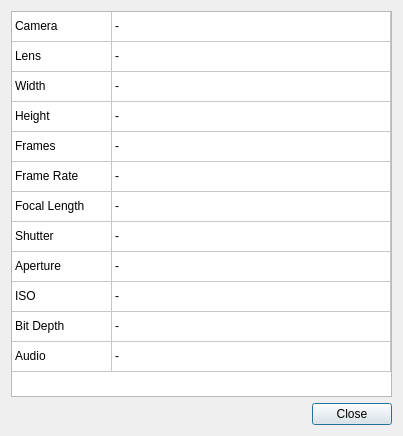
Above: platform/qt/InfoDialog.ui from ilia3101/MLV-App before the change. Below: the same form after it.
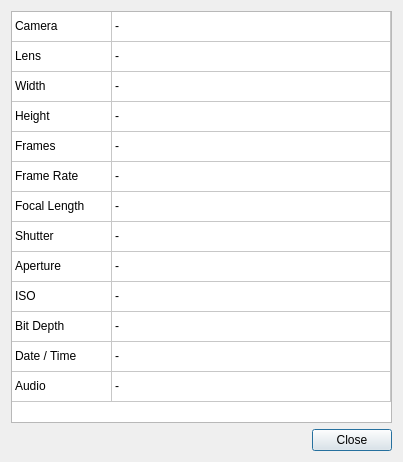
That is the form after the change.

Commit message: QtApp: added date / time to info dialog

The edit to the form file:
```diff
--- a/platform/qt/InfoDialog.ui
+++ b/platform/qt/InfoDialog.ui
@@ -7,7 +7,7 @@
     <x>0</x>
     <y>0</y>
     <width>403</width>
-    <height>436</height>
+    <height>462</height>
    </rect>
   </property>
   <property name="windowTitle">
@@ -117,6 +117,11 @@
        <string>12</string>
       </property>
      </row>
+     <row>
+      <property name="text">
+       <string>13</string>
+      </property>
+     </row>
      <column>
       <property name="text">
        <string>Category</string>
@@ -239,7 +244,7 @@
      </item>
      <item row="11" column="0">
       <property name="text">
-       <string>Audio</string>
+       <string>Date / Time</string>
       </property>
      </item>
      <item row="11" column="1">
@@ -247,6 +252,16 @@
        <string>-</string>
       </property>
      </item>
+     <item row="12" column="0">
+      <property name="text">
+       <string>Audio</string>
+      </property>
+     </item>
+     <item row="12" column="1">
+      <property name="text">
+       <string>-</string>
+      </property>
+     </item>
     </widget>
    </item>
   </layout>
```
The commit also changes 2 other files.
